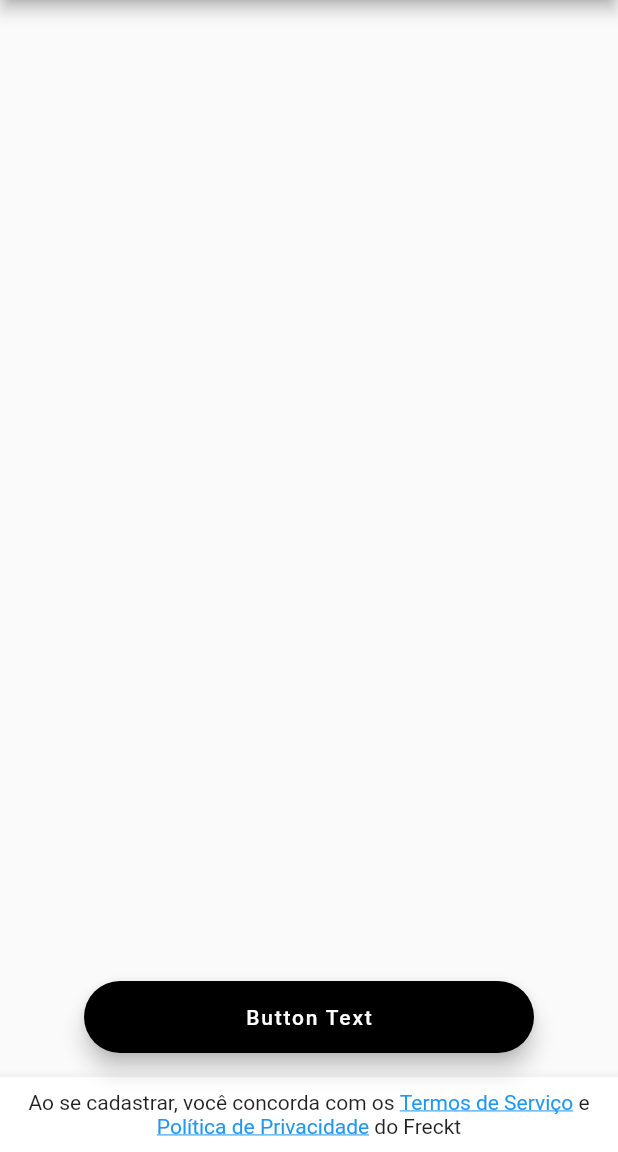
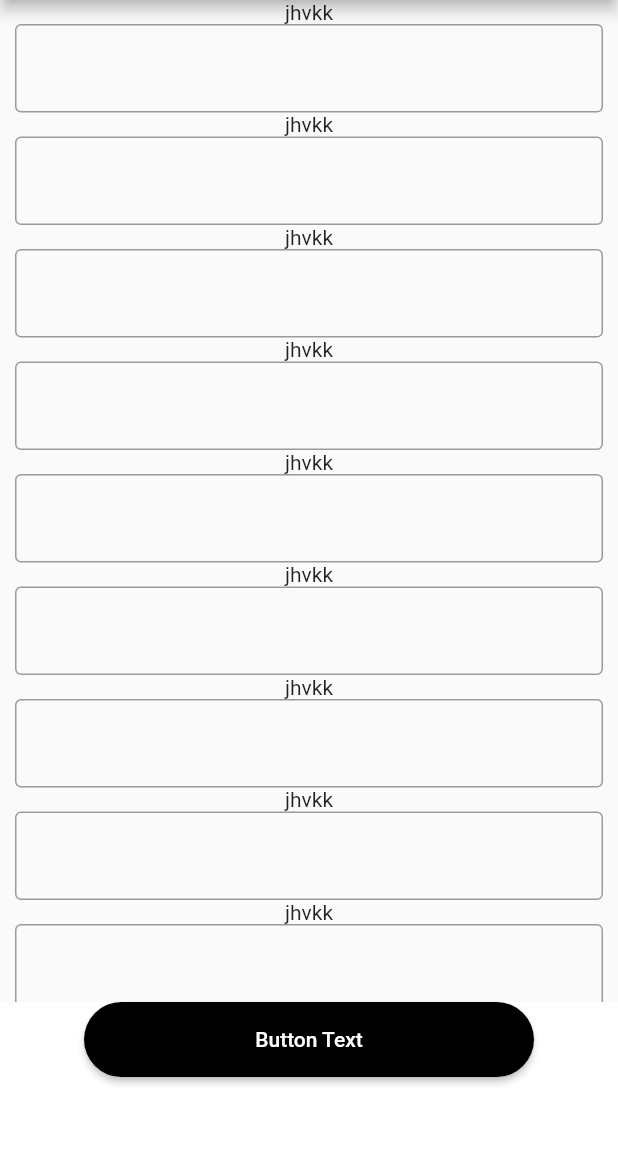
Before and after one commit to Marina751/DiagramaAcoplamento, a Flutter app: the screen it shows after launch, after a tap on "Open template", on a phone screen of 412 x 824 dp, the part 84-1236 px from its top. Run offline on Flutter 3.47's test engine with Material 2 defaults, Android fonts, the phone set to English and light mode, and no system bars.

Commit message:
update templates

```diff
--- /dev/null
+++ b/src/jb-sprint_0/form_scream_test/lib/button_template.dart
@@ -0,0 +1,24 @@
+import 'package:flutter/material.dart';
+import 'package:flutter/widgets.dart';
+
+class ButtonTemplate extends Container {
+  ButtonTemplate({
+    @required void Function() onPressed,
+    @required String buttonText,
+    Color color = Colors.black,
+    Color fontColor = Colors.white,
+  }) : super(
+          height: 50.0,
+          width: 300.0,
+          child: RaisedButton(
+            onPressed: onPressed,
+            color: color,
+            child: Text(
+              buttonText,
+              style: TextStyle(color: fontColor),
+            ),
+            shape: RoundedRectangleBorder(
+                borderRadius: BorderRadius.circular(40.0)),
+          ),
+        );
+}
--- /dev/null
+++ b/src/jb-sprint_0/form_scream_test/lib/form_template.dart
@@ -0,0 +1,62 @@
+import 'package:flutter/material.dart';
+import 'package:flutter/widgets.dart';
+
+class FormTemplate extends StatefulWidget {
+  @override
+  _FormTemplateState createState() => _FormTemplateState();
+}
+
+class _FormTemplateState extends State<FormTemplate> {
+  @override
+  Widget build(BuildContext context) {
+    return SingleChildScrollView(
+      padding: EdgeInsets.only(left: 10.0, right: 10.0),
+      child: Form(
+        child: Column(
+          children: [
+            Text('jhvkk'),
+            TextFormField(
+              decoration: InputDecoration(border: OutlineInputBorder()),
+            ),
+            Text('jhvkk'),
+            TextFormField(
+              decoration: InputDecoration(border: OutlineInputBorder()),
+            ),
+            Text('jhvkk'),
+            TextFormField(
+              decoration: InputDecoration(border: OutlineInputBorder()),
+            ),
+            Text('jhvkk'),
+            TextFormField(
+              decoration: InputDecoration(border: OutlineInputBorder()),
+            ),
+            Text('jhvkk'),
+            TextFormField(
+              decoration: InputDecoration(border: OutlineInputBorder()),
+            ),
+            Text('jhvkk'),
+            TextFormField(
+              decoration: InputDecoration(border: OutlineInputBorder()),
+            ),
+            Text('jhvkk'),
+            TextFormField(
+              decoration: InputDecoration(border: OutlineInputBorder()),
+            ),
+            Text('jhvkk'),
+            TextFormField(
+              decoration: InputDecoration(border: OutlineInputBorder()),
+            ),
+            Text('jhvkk'),
+            TextFormField(
+              decoration: InputDecoration(border: OutlineInputBorder()),
+            ),
+            Text('jhvkk'),
+            TextFormField(
+              decoration: InputDecoration(border: OutlineInputBorder()),
+            ),
+          ],
+        ),
+      ),
+    );
+  }
+}
--- a/src/jb-sprint_0/form_scream_test/lib/main.dart
+++ b/src/jb-sprint_0/form_scream_test/lib/main.dart
@@ -1,5 +1,6 @@
 import 'package:flutter/material.dart';
-import 'package:form_scream_test/templates.dart';
+import 'package:form_scream_test/form_template.dart';
+import 'package:form_scream_test/scaffold_template.dart';
 import 'package:form_scream_test/terms_alert.dart';
 
 void main() => runApp(
@@ -22,11 +23,11 @@ class Root extends StatelessWidget {
             Navigator.push(
               context,
               MaterialPageRoute(
-                builder: (context) => TemplateFormRegister(
-                  body: Container(),
+                builder: (context) => ScaffoldTemplate(
+                  body: FormTemplate(),
                   title: 'Title',
                   buttonText: 'Button Text',
-                  bottomAppBar: TermsAlert(),
+                  //bottomAppBar: TermsAlert(),
                 ),
               ),
             );
--- a/src/jb-sprint_0/form_scream_test/lib/templates.dart
+++ b/src/jb-sprint_0/form_scream_test/lib/scaffold_template.dart
@@ -1,7 +1,8 @@
 import 'package:flutter/material.dart';
+import 'package:form_scream_test/button_template.dart';
 
-class TemplateFormRegister extends StatelessWidget {
-  const TemplateFormRegister({
+class ScaffoldTemplate extends StatelessWidget {
+  const ScaffoldTemplate({
     @required this.body,
     @required this.title,
     @required this.buttonText,
@@ -11,7 +12,7 @@ class TemplateFormRegister extends StatelessWidget {
   final Widget body;
   final String title;
   final String buttonText;
-  final BottomAppBar bottomAppBar;
+  final Container bottomAppBar;
 
   static const Color _black = Colors.black;
   static const Color _white = Colors.white;
@@ -35,17 +36,20 @@ class TemplateFormRegister extends StatelessWidget {
             style: TextStyle(color: _black),
           ),
         ),
-        floatingActionButton: Container(
-          width: 300.0, // resize later
-          child: FloatingActionButton.extended(
-            onPressed: () {},
-            backgroundColor: _black,
-            label: Text(buttonText),
+        body: body,
+        bottomNavigationBar: Container(
+          color: _white,
+          height: 100.0,
+          child: Column(
+            children: [
+              ButtonTemplate(
+                onPressed: () {},
+                buttonText: buttonText,
+              ),
+              bottomAppBar ?? Container(),
+            ],
           ),
         ),
-        floatingActionButtonLocation: FloatingActionButtonLocation.centerFloat,
-        bottomNavigationBar: bottomAppBar ?? BottomAppBar(),
-        body: body,
       ),
     );
   }
--- a/src/jb-sprint_0/form_scream_test/lib/terms_alert.dart
+++ b/src/jb-sprint_0/form_scream_test/lib/terms_alert.dart
@@ -1,9 +1,8 @@
 import 'package:flutter/material.dart';
 
-class TermsAlert extends BottomAppBar {
+class TermsAlert extends Container {
   TermsAlert()
       : super(
-          child: Container(
           height: 50.0,
           child: Center(
             child: Text.rich(
@@ -31,6 +30,5 @@ class TermsAlert extends BottomAppBar {
               textAlign: TextAlign.center,
             ),
           ),
-          ),
         );
 }
```
Lines whose indentation alone changed are shown as unchanged.
